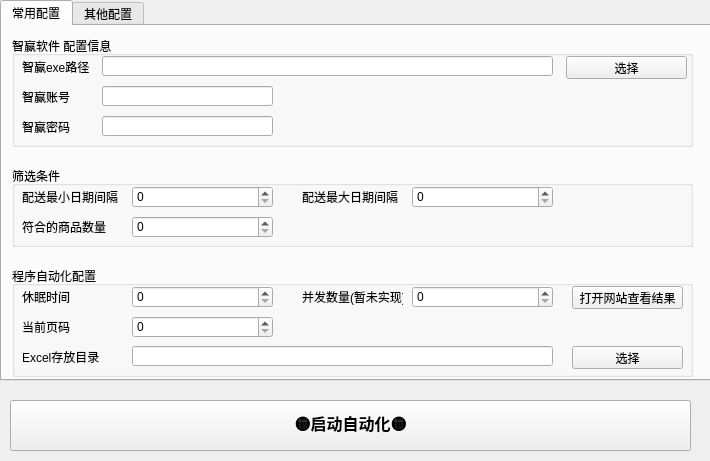
Qt form ui/main.ui (feassh/zying-auto) before a commit.
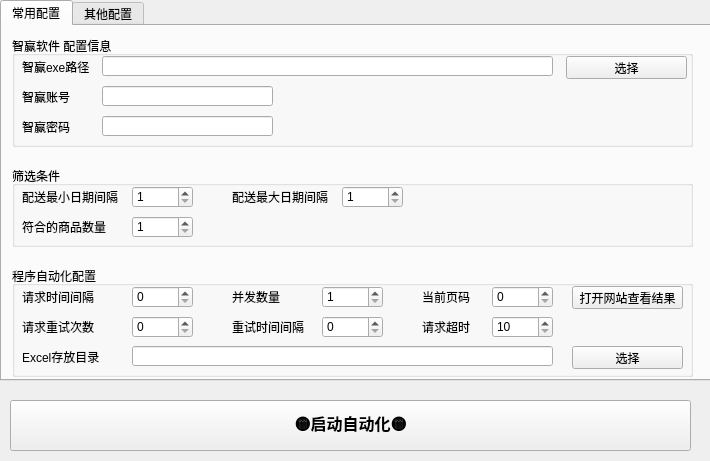
The same form after that commit.

What changed in the file:
```diff
--- a/ui/main.ui
+++ b/ui/main.ui
@@ -177,7 +177,7 @@
         </rect>
        </property>
        <property name="text">
-        <string>休眠时间</string>
+        <string>请求时间间隔</string>
        </property>
       </widget>
       <widget class="QSpinBox" name="sbFetchDelay">
@@ -185,7 +185,7 @@
         <rect>
          <x>120</x>
          <y>20</y>
-         <width>141</width>
+         <width>61</width>
          <height>22</height>
         </rect>
        </property>
@@ -196,25 +196,28 @@
       <widget class="QLabel" name="label_8">
        <property name="geometry">
         <rect>
-         <x>290</x>
+         <x>220</x>
          <y>20</y>
-         <width>101</width>
+         <width>81</width>
          <height>21</height>
         </rect>
        </property>
        <property name="text">
-        <string>并发数量(暂未实现)</string>
+        <string>并发数量</string>
        </property>
       </widget>
       <widget class="QSpinBox" name="sbConcurrency">
        <property name="geometry">
         <rect>
-         <x>400</x>
+         <x>310</x>
          <y>20</y>
-         <width>141</width>
+         <width>61</width>
          <height>22</height>
         </rect>
        </property>
+       <property name="minimum">
+        <number>1</number>
+       </property>
        <property name="maximum">
         <number>999999</number>
        </property>
@@ -222,9 +225,9 @@
       <widget class="QLabel" name="label_9">
        <property name="geometry">
         <rect>
-         <x>10</x>
-         <y>50</y>
-         <width>101</width>
+         <x>410</x>
+         <y>20</y>
+         <width>61</width>
          <height>21</height>
         </rect>
        </property>
@@ -235,9 +238,9 @@
       <widget class="QSpinBox" name="sbCurrentPage">
        <property name="geometry">
         <rect>
-         <x>120</x>
-         <y>50</y>
-         <width>141</width>
+         <x>480</x>
+         <y>20</y>
+         <width>61</width>
          <height>22</height>
         </rect>
        </property>
@@ -297,6 +300,87 @@
         <string>打开网站查看结果</string>
        </property>
       </widget>
+      <widget class="QLabel" name="label_11">
+       <property name="geometry">
+        <rect>
+         <x>10</x>
+         <y>50</y>
+         <width>101</width>
+         <height>21</height>
+        </rect>
+       </property>
+       <property name="text">
+        <string>请求重试次数</string>
+       </property>
+      </widget>
+      <widget class="QSpinBox" name="sbRetries">
+       <property name="geometry">
+        <rect>
+         <x>120</x>
+         <y>50</y>
+         <width>61</width>
+         <height>22</height>
+        </rect>
+       </property>
+       <property name="maximum">
+        <number>999999</number>
+       </property>
+      </widget>
+      <widget class="QLabel" name="label_12">
+       <property name="geometry">
+        <rect>
+         <x>220</x>
+         <y>50</y>
+         <width>81</width>
+         <height>21</height>
+        </rect>
+       </property>
+       <property name="text">
+        <string>重试时间间隔</string>
+       </property>
+      </widget>
+      <widget class="QSpinBox" name="sbRetryDelay">
+       <property name="geometry">
+        <rect>
+         <x>310</x>
+         <y>50</y>
+         <width>61</width>
+         <height>22</height>
+        </rect>
+       </property>
+       <property name="maximum">
+        <number>999999</number>
+       </property>
+      </widget>
+      <widget class="QLabel" name="label_13">
+       <property name="geometry">
+        <rect>
+         <x>410</x>
+         <y>50</y>
+         <width>61</width>
+         <height>21</height>
+        </rect>
+       </property>
+       <property name="text">
+        <string>请求超时</string>
+       </property>
+      </widget>
+      <widget class="QSpinBox" name="sbTimeout">
+       <property name="geometry">
+        <rect>
+         <x>480</x>
+         <y>50</y>
+         <width>61</width>
+         <height>22</height>
+        </rect>
+       </property>
+       <property name="minimum">
+        <number>10</number>
+       </property>
+       <property name="maximum">
+        <number>999999</number>
+       </property>
+      </widget>
      </widget>
      <widget class="QGroupBox" name="groupBox_2">
       <property name="geometry">
@@ -328,10 +412,13 @@
         <rect>
          <x>120</x>
          <y>20</y>
-         <width>141</width>
+         <width>61</width>
          <height>22</height>
         </rect>
        </property>
+       <property name="minimum">
+        <number>1</number>
+       </property>
        <property name="maximum">
         <number>999999</number>
        </property>
@@ -339,7 +426,7 @@
       <widget class="QLabel" name="label_5">
        <property name="geometry">
         <rect>
-         <x>290</x>
+         <x>220</x>
          <y>20</y>
          <width>101</width>
          <height>21</height>
@@ -352,12 +439,15 @@
       <widget class="QSpinBox" name="sbMaxDateInterval">
        <property name="geometry">
         <rect>
-         <x>400</x>
+         <x>330</x>
          <y>20</y>
-         <width>141</width>
+         <width>61</width>
          <height>22</height>
         </rect>
        </property>
+       <property name="minimum">
+        <number>1</number>
+       </property>
        <property name="maximum">
         <number>999999</number>
        </property>
@@ -380,10 +470,13 @@
         <rect>
          <x>120</x>
          <y>50</y>
-         <width>141</width>
+         <width>61</width>
          <height>22</height>
         </rect>
        </property>
+       <property name="minimum">
+        <number>1</number>
+       </property>
        <property name="maximum">
         <number>999999</number>
        </property>
```
